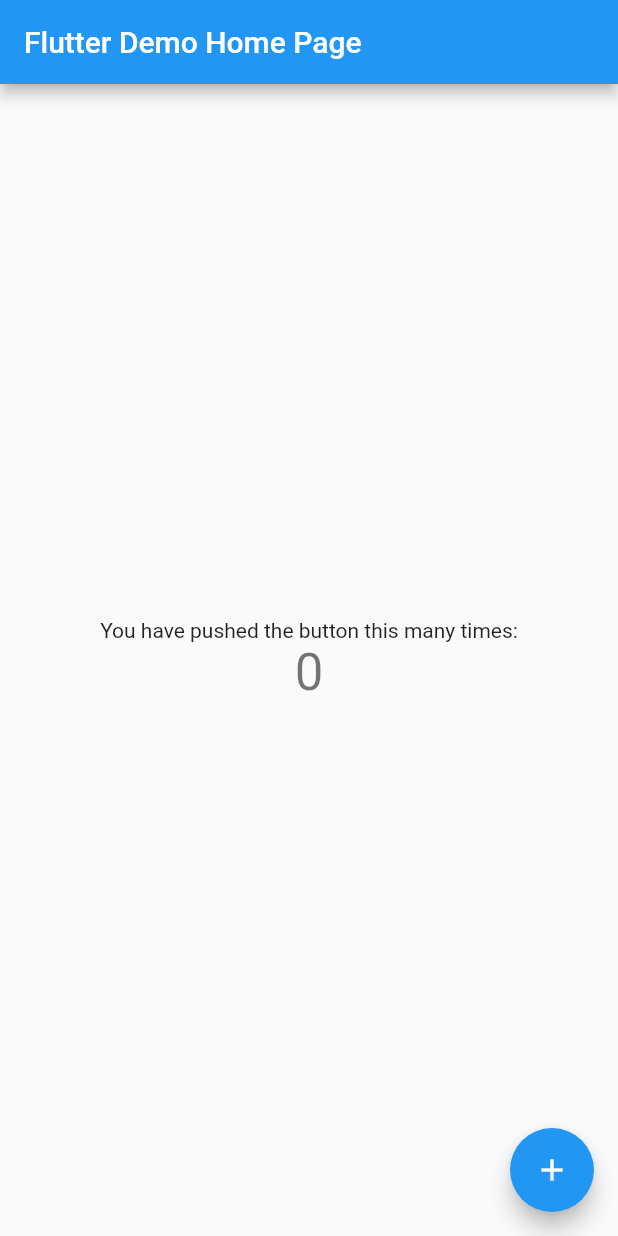
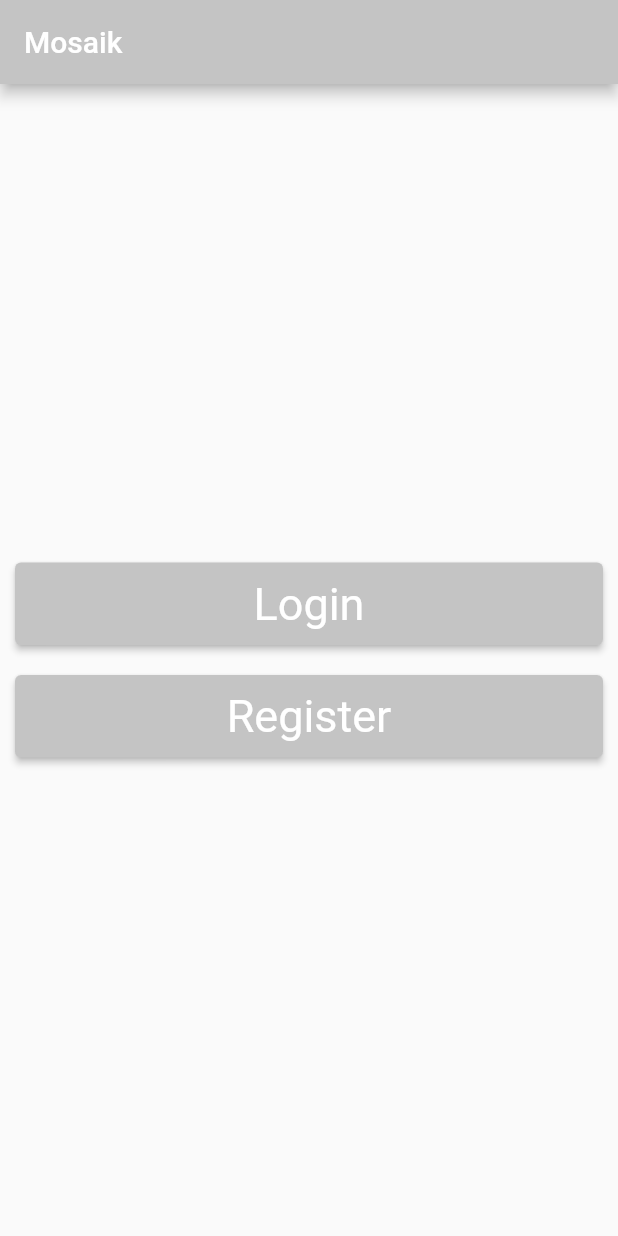
Before and after one commit to leomatt547/mosaik-frontend, a Flutter app: the screen it shows after launch, on a phone screen of 412 x 824 dp. Run offline on Flutter 3.47's test engine with Material 2 defaults, Android fonts, the phone set to English and light mode, and no system bars.

Commit message:
add button login and register to redirect

```diff
--- a/lib/main.dart
+++ b/lib/main.dart
@@ -1,64 +1,8 @@
 import 'package:flutter/material.dart';
+import './screen/landing_screen.dart';
 
 void main() {
-  runApp(const MyApp());
+  runApp(const MaterialApp(
+    home: LandingPage(),
+  ));
 }
-
-class MyApp extends StatelessWidget {
-  const MyApp({Key? key}) : super(key: key);
-  @override
-  Widget build(BuildContext context) {
-    return MaterialApp(
-      title: 'Flutter Demo',
-      theme: ThemeData(
-        primarySwatch: Colors.blue,
-      ),
-      home: const MyHomePage(title: 'Flutter Demo Home Page'),
-    );
-  }
-}
-
-class MyHomePage extends StatefulWidget {
-  const MyHomePage({Key? key, required this.title}) : super(key: key);
-  final String title;
-  @override
-  State<MyHomePage> createState() => _MyHomePageState();
-}
-
-class _MyHomePageState extends State<MyHomePage> {
-  int _counter = 0;
-
-  void _incrementCounter() {
-    setState(() {
-      _counter++;
-    });
-  }
-
-  @override
-  Widget build(BuildContext context) {
-    return Scaffold(
-      appBar: AppBar(
-        title: Text(widget.title),
-      ),
-      body: Center(
-        child: Column(
-          mainAxisAlignment: MainAxisAlignment.center,
-          children: <Widget>[
-            const Text(
-              'You have pushed the button this many times:',
-            ),
-            Text(
-              '$_counter',
-              style: Theme.of(context).textTheme.headline4,
-            ),
-          ],
-        ),
-      ),
-      floatingActionButton: FloatingActionButton(
-        onPressed: _incrementCounter,
-        tooltip: 'Increment',
-        child: const Icon(Icons.add),
-      ),
-    );
-  }
-}
--- a/lib/screen/landing_screen.dart
+++ b/lib/screen/landing_screen.dart
@@ -0,0 +1,62 @@
+import 'package:flutter/material.dart';
+import 'register.dart';
+import 'login.dart';
+
+class LandingPage extends StatelessWidget {
+  const LandingPage({Key? key}) : super(key: key);
+
+  @override
+  Widget build(BuildContext context) {
+    return Scaffold(
+      appBar: AppBar(
+          title: const Text('Mosaik'),
+          backgroundColor: const Color.fromARGB(255, 196, 196, 196)),
+      body: Center(
+        child: Column(
+          mainAxisAlignment: MainAxisAlignment.center,
+          crossAxisAlignment: CrossAxisAlignment.center,
+          children: [
+            Container(
+              width: double.infinity,
+              margin: EdgeInsets.all(10),
+              child: ElevatedButton(
+                onPressed: () {
+                  Route route = MaterialPageRoute(
+                      builder: (context) => const LoginPage());
+                  Navigator.push(context, route);
+                },
+                child: const Text('Login'),
+                style: ButtonStyle(
+                    backgroundColor: MaterialStateProperty.all(
+                        Color.fromARGB(255, 196, 196, 196)),
+                    padding: MaterialStateProperty.all(
+                        EdgeInsets.symmetric(vertical: 10.0, horizontal: 50)),
+                    textStyle:
+                        MaterialStateProperty.all(TextStyle(fontSize: 30))),
+              ),
+            ),
+            Container(
+              width: double.infinity,
+              margin: EdgeInsets.all(10),
+              child: ElevatedButton(
+                onPressed: () {
+                  Route route = MaterialPageRoute(
+                      builder: (context) => const RegisterPage());
+                  Navigator.push(context, route);
+                },
+                child: const Text('Register'),
+                style: ButtonStyle(
+                    backgroundColor: MaterialStateProperty.all(
+                        Color.fromARGB(255, 196, 196, 196)),
+                    padding: MaterialStateProperty.all(
+                        EdgeInsets.symmetric(vertical: 10.0, horizontal: 50)),
+                    textStyle:
+                        MaterialStateProperty.all(TextStyle(fontSize: 30))),
+              ),
+            )
+          ],
+        ),
+      ),
+    );
+  }
+}
```
Also changed, not shown: lib/screen/login.dart (added, +18 -0 lines), lib/screen/register.dart (added, +18 -0 lines).
